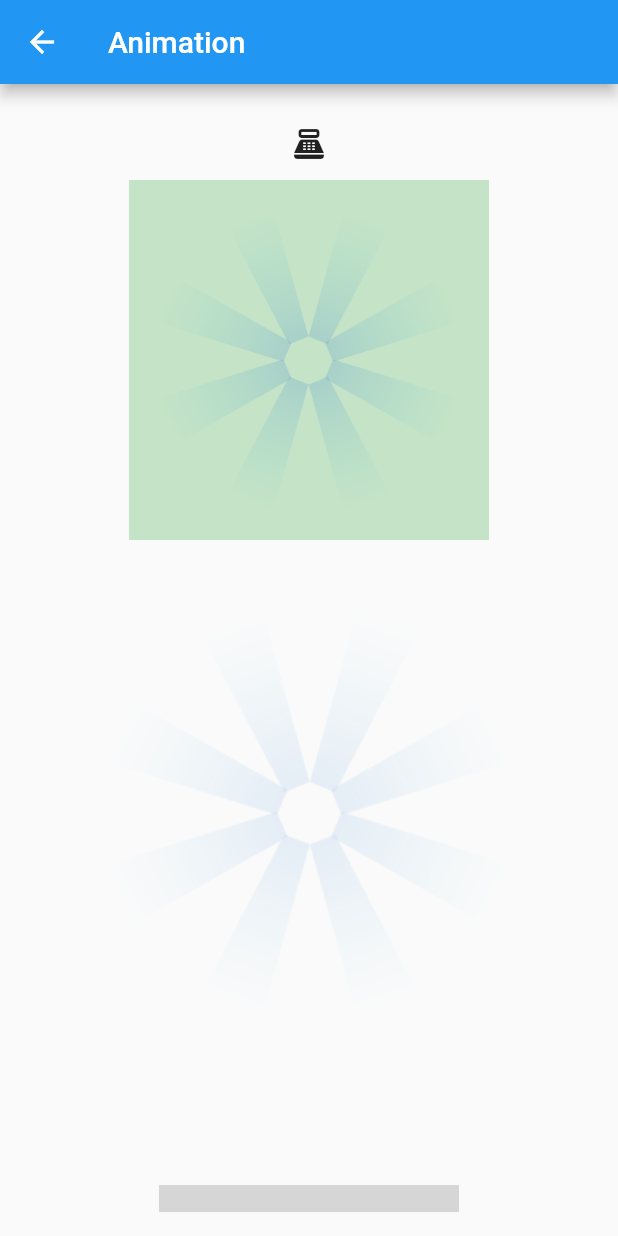
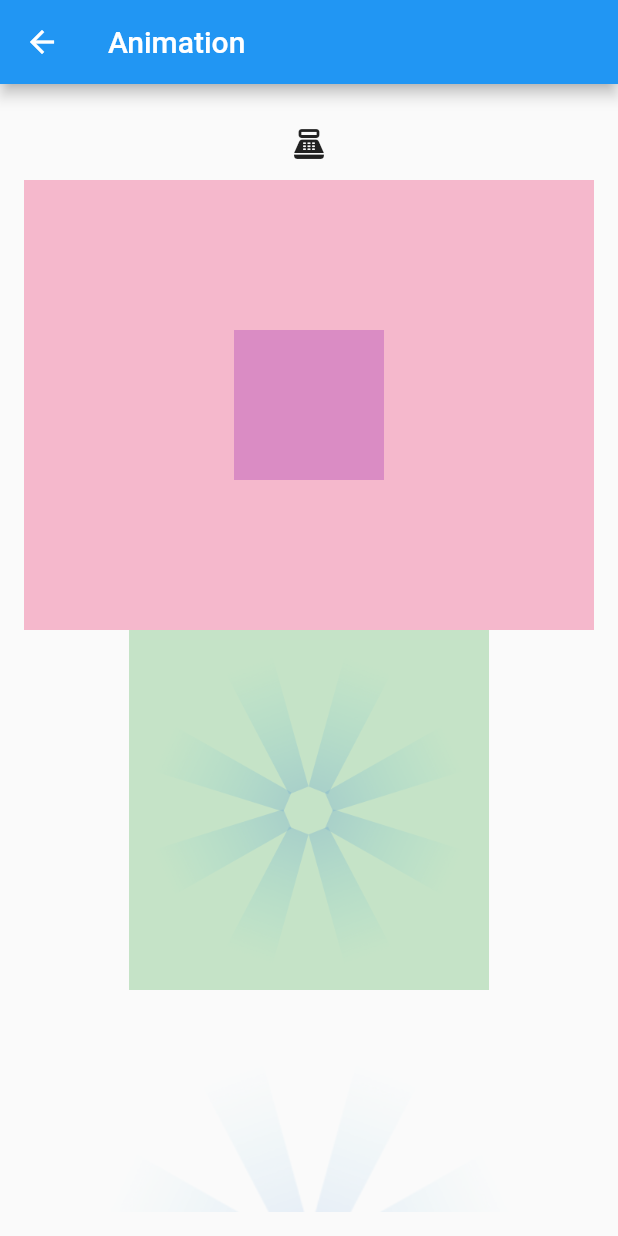
Before and after one commit to chuxia98/flutter_demo, a Flutter app: the AnimationPage screen opened directly, on a phone screen of 412 x 824 dp. Run offline on Flutter 3.47's test engine with Material 2 defaults, Android fonts, the phone set to English and light mode, and no system bars; drawn by our look-alikes of cached_network_image; our stand-ins replace bloc, equatable, flutter_bloc, sprintf; network calls fail; grey boxes are pictures that could not be loaded.

Commit message:
scale animation

```diff
--- a/lib/src/animation/animation_page.dart
+++ b/lib/src/animation/animation_page.dart
@@ -32,6 +32,22 @@ class AnimationPage extends StatelessWidget {
                     },
                   );
                 },
+              ),
+              Container(
+                color: Colors.pink.withOpacity(0.3),
+                // height: double.infinity,
+                width: double.infinity,
+                height: 300,
+                child: Center(
+                  child: ScaleAnimation(
+                    end: 100,
+                    child: Container(
+                      color: Colors.purple.withOpacity(0.3),
+                      height: 120,
+                      width: 120,
+                    ),
+                  ),
+                ),
               ),
               Container(
                 color: Colors.green.withOpacity(0.3),
--- a/lib/src/animation/scale_animation.dart
+++ b/lib/src/animation/scale_animation.dart
@@ -1,67 +1,60 @@
-import 'package:cached_network_image/cached_network_image.dart';
 import 'package:flutter/material.dart';
 
-class ScaleAnimation extends StatelessWidget {
+class ScaleAnimation extends StatefulWidget {
+  final Widget child;
+  final Duration duration;
+  final double begin;
+  final double end;
+
+  ScaleAnimation({
+    Key key,
+    @required this.child,
+    this.duration,
+    this.begin = 0.0,
+    this.end = 1.0,
+  }) : super(key: key);
+
   @override
-  Widget build(BuildContext context) {
-    return MedalAnimationV2(
-      fromChild: Center(
-        child: CachedNetworkImage(
-          imageUrl: 'http://baidu.bmw.123.png',
-          placeholder: (context, _) {
-            return Image.asset(
-              'assets/images/medal_placeholder.png',
-              width: 200,
-              height: 200,
-              fit: BoxFit.contain,
-            );
-          },
-          width: 200,
-          height: 200,
-        ),
-      ),
-    );
-  }
+  _ScaleAnimationState createState() => _ScaleAnimationState();
 }
 
-class MedalAnimationV2 extends StatefulWidget {
-  final Widget fromChild;
-  final Widget toChild;
-
-  MedalAnimationV2({
-    this.fromChild,
-    this.toChild,
-  });
-
-  _LogoAppState createState() => new _LogoAppState();
-}
-
-class _LogoAppState extends State<MedalAnimationV2>
+class _ScaleAnimationState extends State<ScaleAnimation>
     with SingleTickerProviderStateMixin {
   Animation<double> animation;
   AnimationController controller;
 
-  initState() {
+  @override
+  void initState() {
     super.initState();
     controller = AnimationController(
-      duration: const Duration(milliseconds: 750),
+      duration: widget.duration ?? const Duration(milliseconds: 750),
       vsync: this,
     );
-    animation = CurvedAnimation(
+    final curve = CurvedAnimation(
       parent: controller,
       curve: Curves.easeOut,
     );
+    animation = Tween(begin: widget.begin, end: widget.end).animate(curve);
     controller.forward();
   }
 
+  @override
   Widget build(BuildContext context) {
-    return ScaleTransition(
-      scale: animation,
-      child: widget.fromChild,
+    return AnimatedBuilder(
+      animation: animation,
+      builder: (BuildContext context, Widget child) {
+        return Container(
+          height: animation.value,
+          width: animation.value,
+          child: child,
+        );
+      },
+      child: widget.child,
     );
   }
 
-  dispose() {
+  @override
+  void dispose() {
     controller.dispose();
     super.dispose();
   }
```
